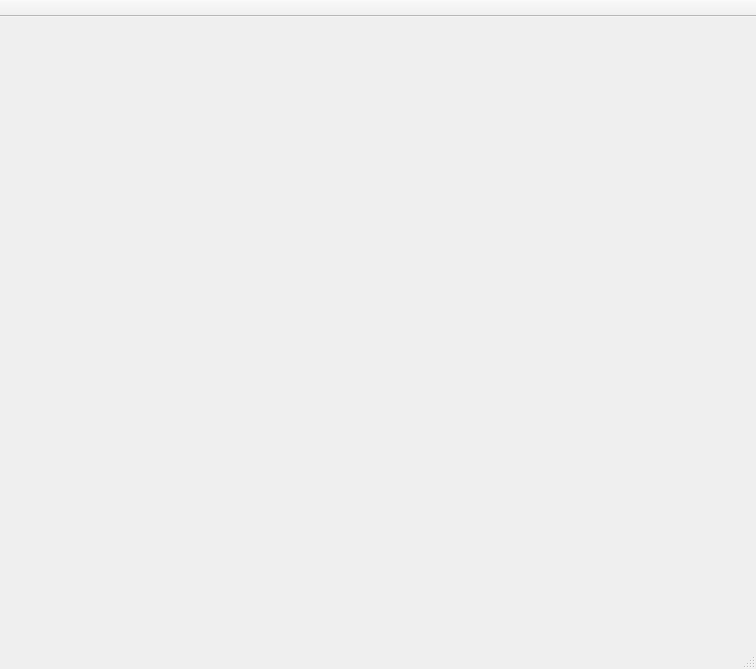
Qt form src/UKNCBTL.Qt/mainwindow.ui (arma-gast/ukncbtl) before a commit.
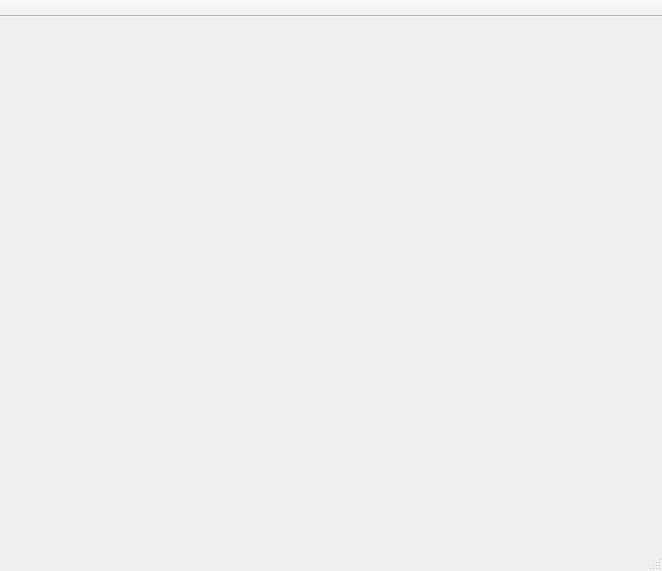
The same form after that commit.

```diff
--- a/src/UKNCBTL.Qt/mainwindow.ui
+++ b/src/UKNCBTL.Qt/mainwindow.ui
@@ -6,8 +6,8 @@
    <rect>
     <x>0</x>
     <y>0</y>
-    <width>756</width>
-    <height>669</height>
+    <width>662</width>
+    <height>571</height>
    </rect>
   </property>
   <property name="windowTitle">
```
Left out of the diff: 2 changed lines with no effect on the pictures.
